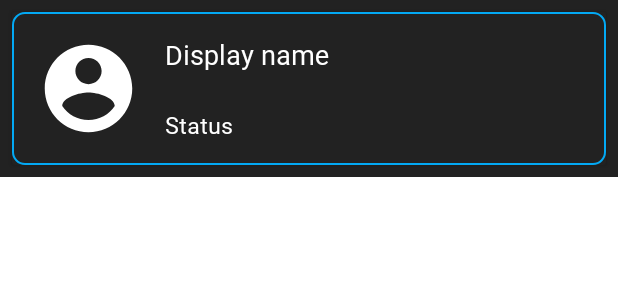
After one commit to juanchosandox90/SandovalPortfolio, an Android app: the layout users_item_row.xml on its own in the app's theme, with its tools: preview values and no code run, on a phone screen of 412 x 824 dp. The commit adds this screen. Shown: the top 300 px of the screen. Run offline under Robolectric (Android 15) with nearby library versions, the phone set to English and light mode, and no system bars; Roboto replaces fonts that are not available here.

Commit message:
feature/006_LoadUsersRegistered  - Create UserAdapter using FirebaseRecyclerAdapter  - Using User model to populate the UsersAdapter  - Implementation of UserAdapter in UserFragment to load the users that are registered in the app

```diff
--- a/app/build.gradle
+++ b/app/build.gradle
@@ -50,17 +50,15 @@ dependencies {
     implementation 'com.google.firebase:firebase-database:19.2.1'
     implementation 'com.google.firebase:firebase-analytics:17.3.0'
     implementation 'com.google.android.gms:play-services-auth:18.0.0'
+    implementation 'com.firebaseui:firebase-ui-database:2.1.1'
 
     implementation 'com.google.android.material:material:1.2.0-alpha02'
     implementation 'com.shobhitpuri.custombuttons:google-signin:1.1.0'
     implementation 'com.airbnb.android:lottie:3.3.0'
+    implementation 'com.github.bumptech.glide:glide:4.11.0'
 
     // ViewModel and LiveData
     implementation "androidx.lifecycle:lifecycle-extensions:2.2.0"
-
-    //Kodein Dependency Injection
-    implementation "org.kodein.di:kodein-di-generic-jvm:6.2.1"
-    implementation "org.kodein.di:kodein-di-framework-android-x:6.2.1"
 
     //RxJava
     implementation "io.reactivex.rxjava2:rxjava:2.2.17"
--- a/app/src/main/java/com/juansandoval/sandovalportfolio/ui/adapters/SectionPageAdapter.kt
+++ b/app/src/main/java/com/juansandoval/sandovalportfolio/ui/adapters/SectionPagerAdapter.kt
@@ -5,7 +5,7 @@ import androidx.fragment.app.FragmentActivity
 import androidx.viewpager2.adapter.FragmentStateAdapter
 import com.juansandoval.sandovalportfolio.ui.fragments.*
 
-class SectionPagerAdapter(fragmentActivity: FragmentActivity) :
+class SectionPagerAdapter (fragmentActivity: FragmentActivity) :
     FragmentStateAdapter(fragmentActivity) {
     override fun getItemCount(): Int = 5
 
--- /dev/null
+++ b/app/src/main/res/drawable/ic_account_white.xml
@@ -0,0 +1,5 @@
+<vector android:height="24dp" android:tint="#FFFFFF"
+    android:viewportHeight="24.0" android:viewportWidth="24.0"
+    android:width="24dp" xmlns:android="http://schemas.android.com/apk/res/android">
+    <path android:fillColor="#FF000000" android:pathData="M12,2C6.48,2 2,6.48 2,12s4.48,10 10,10 10,-4.48 10,-10S17.52,2 12,2zM12,5c1.66,0 3,1.34 3,3s-1.34,3 -3,3 -3,-1.34 -3,-3 1.34,-3 3,-3zM12,19.2c-2.5,0 -4.71,-1.28 -6,-3.22 0.03,-1.99 4,-3.08 6,-3.08 1.99,0 5.97,1.09 6,3.08 -1.29,1.94 -3.5,3.22 -6,3.22z"/>
+</vector>
--- /dev/null
+++ b/app/src/main/res/layout/users_item_row.xml
@@ -0,0 +1,70 @@
+<?xml version="1.0" encoding="utf-8"?>
+<androidx.constraintlayout.widget.ConstraintLayout xmlns:android="http://schemas.android.com/apk/res/android"
+    xmlns:app="http://schemas.android.com/apk/res-auto"
+    android:layout_width="match_parent"
+    android:layout_height="wrap_content"
+    android:background="@color/darkBg">
+
+    <androidx.cardview.widget.CardView
+        android:id="@+id/cardView2"
+        android:layout_width="0dp"
+        android:layout_height="wrap_content"
+        android:layout_marginStart="8dp"
+        android:layout_marginTop="8dp"
+        android:layout_marginEnd="8dp"
+        android:layout_marginBottom="8dp"
+        android:background="@drawable/bt_shape_3"
+        android:elevation="5dp"
+        app:cardBackgroundColor="@color/darkBg"
+        app:layout_constraintBottom_toBottomOf="parent"
+        app:layout_constraintEnd_toEndOf="parent"
+        app:layout_constraintStart_toStartOf="parent"
+        app:layout_constraintTop_toTopOf="parent">
+
+        <androidx.constraintlayout.widget.ConstraintLayout
+            android:layout_width="match_parent"
+            android:layout_height="wrap_content"
+            android:background="@drawable/bt_shape_3">
+
+            <ImageView
+                android:id="@+id/userProfileImg"
+                android:layout_width="70dp"
+                android:layout_height="70dp"
+                android:layout_marginStart="16dp"
+                android:layout_marginTop="16dp"
+                android:layout_marginBottom="16dp"
+                android:src="@drawable/ic_account_white"
+                app:layout_constraintBottom_toBottomOf="parent"
+                app:layout_constraintStart_toStartOf="parent"
+                app:layout_constraintTop_toTopOf="parent" />
+
+            <TextView
+                android:id="@+id/profileDisplaName"
+                android:layout_width="wrap_content"
+                android:layout_height="wrap_content"
+                android:layout_marginStart="16dp"
+                android:fontFamily="@font/roboto"
+                android:text="Display name"
+                android:textColor="@android:color/white"
+                android:textSize="18sp"
+                app:layout_constraintStart_toEndOf="@+id/userProfileImg"
+                app:layout_constraintTop_toTopOf="@+id/userProfileImg" />
+
+            <TextView
+                android:id="@+id/profileStatus"
+                android:layout_width="wrap_content"
+                android:layout_height="wrap_content"
+                android:layout_marginTop="24dp"
+                android:fontFamily="@font/roboto"
+                android:text="Status"
+                android:textColor="@android:color/white"
+                android:textSize="15sp"
+                app:layout_constraintBottom_toBottomOf="@+id/userProfileImg"
+                app:layout_constraintStart_toStartOf="@+id/profileDisplaName"
+                app:layout_constraintTop_toBottomOf="@+id/profileDisplaName" />
+
+        </androidx.constraintlayout.widget.ConstraintLayout>
+
+    </androidx.cardview.widget.CardView>
+
+</androidx.constraintlayout.widget.ConstraintLayout>
--- a/app/src/main/res/values/styles.xml
+++ b/app/src/main/res/values/styles.xml
@@ -5,6 +5,7 @@
         <!-- Customize your theme here. -->
         <item name="colorPrimary">@color/colorPrimary</item>
         <item name="colorPrimaryDark">@color/colorPrimaryDark</item>
+        <item name="android:background">@color/transparent</item>
         <item name="colorAccent">@color/colorAccent</item>
     </style>
 
@@ -17,11 +18,13 @@
 
     <style name="NoActionBar" parent="Theme.AppCompat.NoActionBar">
         <item name="android:windowActionBar">false</item>
+        <item name="android:windowDisablePreview">true</item>
         <item name="android:windowNoTitle">true</item>
     </style>
 
-    <style name="WithActionBar" parent="Theme.AppCompat.Light.DarkActionBar">
+    <style name="WithActionBar" parent="Theme.AppCompat.DayNight.DarkActionBar">
         <item name="android:windowActionBar">true</item>
+        <item name="android:windowDisablePreview">true</item>
         <item name="android:windowNoTitle">true</item>
     </style>
 
```
Also changed, not shown: app/src/main/java/com/juansandoval/sandovalportfolio/ui/adapters/UsersAdapter.kt (added, +57 -0 lines), app/src/main/java/com/juansandoval/sandovalportfolio/ui/fragments/UsersFragment.kt (+24 -0 lines), app/src/main/res/layout/fragment_users.xml (+17 -7 lines), app/src/main/res/font/roboto.ttf (added).
